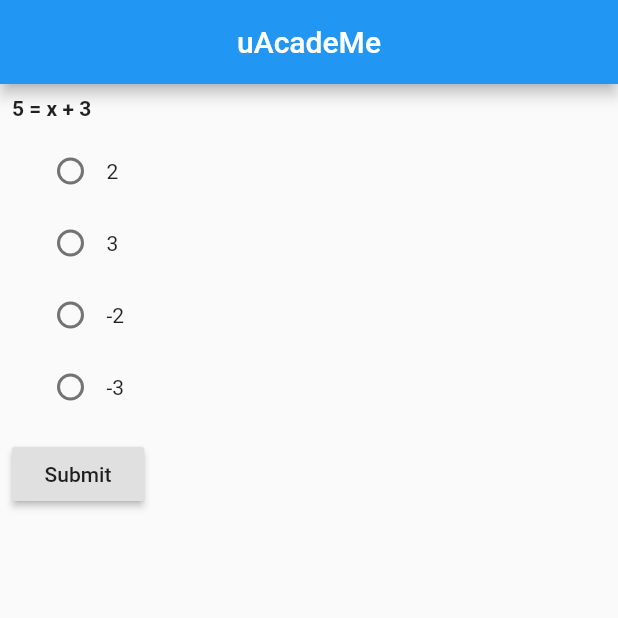
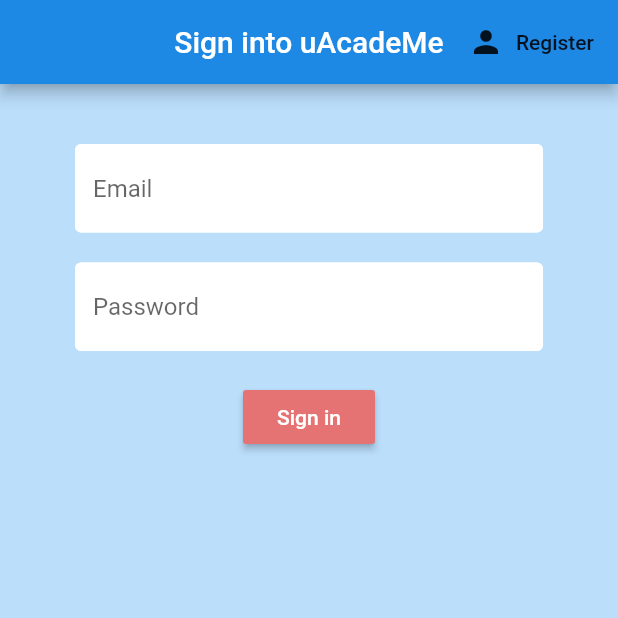
Before and after one commit to michaelgao2000/uacademe_client, a Flutter app: the screen it shows after launch, on a phone screen of 412 x 824 dp, the top half of it. Run offline on Flutter 3.47's test engine with Material 2 defaults, Android fonts, the light colour scheme and no system bars; our stand-ins replace cloud_firestore, firebase_auth, flutter_spinkit; accounts and stored records are empty.

Commit message:
auth done

```diff
--- a/lib/main.dart
+++ b/lib/main.dart
@@ -1,6 +1,11 @@
+import 'package:client/screens/wrapper.dart';
+import 'package:client/services/auth.dart';
 import 'package:flutter/material.dart';
+import 'package:client/screens/wrapper.dart';
 import 'package:client/question_types/multiple_choice_template.dart';
 import 'package:client/question_types/multiple_choice_widget.dart';
+import 'package:provider/provider.dart';
+import 'package:client/models/user.dart';
 
 void main() {
   runApp(MyApp());
@@ -10,22 +15,39 @@ class MyApp extends StatelessWidget {
   // This widget is the root of your application.
   @override
   Widget build(BuildContext context) {
-    return MaterialApp(
-      title: 'Flutter Demo',
-      theme: ThemeData(
-        primarySwatch: Colors.blue,
-        visualDensity: VisualDensity.adaptivePlatformDensity,
+    return StreamProvider<User>.value(
+      value: AuthService().user,
+      child: MaterialApp(
+        title: 'Flutter Demo',
+        theme: ThemeData(
+          primarySwatch: Colors.blue,
+          visualDensity: VisualDensity.adaptivePlatformDensity,
+        ),
+        home: Wrapper(),
       ),
-      home: MyHomePage(),
     );
   }
 }
 
+/*
 class MyHomePage extends StatefulWidget {
   @override
   _MyHomePageState createState() => _MyHomePageState();
 }
 
+class _MyHomePageState extends State<MyHomePage> {
+  Widget build(BuildContext context) {
+    return Scaffold(
+      appBar: AppBar(
+        title: Text('uAcadeMe'),
+        centerTitle: true,
+      ),
+    );
+  }
+}
+*/
+
+/*
 class _MyHomePageState extends State<MyHomePage> {
   MultipleChoice mc = new MultipleChoice(difficulty: 3,
       category: "Algebra", question: "5 = x + 3", answerChoices:
@@ -46,4 +68,4 @@ class _MyHomePageState extends State<MyHomePage> {
         ),
       );
   }
-}
+}*/
--- /dev/null
+++ b/lib/models/user.dart
@@ -0,0 +1,6 @@
+class User {
+  final String uid;
+
+  User({this.uid});
+
+}
--- /dev/null
+++ b/lib/screens/authenticate/authenticate.dart
@@ -0,0 +1,31 @@
+import 'package:client/screens/authenticate/register.dart';
+import 'package:flutter/material.dart';
+import 'package:client/screens/authenticate/sign_in.dart';
+
+class Authenticate extends StatefulWidget {
+  @override
+  _AuthenticateState createState() => _AuthenticateState();
+}
+
+class _AuthenticateState extends State<Authenticate> {
+
+  bool showSignIn = true;
+  void toggleView() {
+    setState(() {
+      showSignIn = !showSignIn;
+    });
+  }
+
+  @override
+  Widget build(BuildContext context) {
+    if(showSignIn == true) {
+      return Container(
+        child: SignIn(toggleView: toggleView),
+      );
+    } else {
+      return Container(
+        child: Register(toggleView: toggleView),
+      );
+    }
+  }
+}
--- /dev/null
+++ b/lib/screens/authenticate/sign_in.dart
@@ -0,0 +1,97 @@
+import 'package:client/screens/authenticate/register.dart';
+import 'package:client/services/auth.dart';
+import 'package:flutter/material.dart';
+import 'package:client/services/auth.dart';
+import 'package:client/shared/constants.dart';
+import 'package:client/shared/loading.dart';
+
+class SignIn extends StatefulWidget {
+  final Function toggleView;
+  SignIn({this.toggleView});
+
+  @override
+  _SignInState createState() => _SignInState();
+}
+
+class _SignInState extends State<SignIn> {
+
+  final AuthService _auth = AuthService();
+  final _formKey = GlobalKey<FormState>();
+  bool loading = false;
+
+  String email;
+  String password;
+  String error = '';
+
+  @override
+  Widget build(BuildContext context) {
+    return loading ? Loading() : Scaffold(
+      backgroundColor: Colors.blue[100],
+      appBar: AppBar(
+        backgroundColor: Colors.blue[600],
+        title: Text('Sign into uAcadeMe'),
+        centerTitle: true,
+        actions: <Widget> [
+          FlatButton.icon(
+              onPressed: () {
+                setState(() {
+                  widget.toggleView();
+                });
+              },
+              icon: Icon(Icons.person),
+              label: Text('Register'))
+        ]
+      ),
+      body: Container(
+        padding: EdgeInsets.symmetric(vertical: 20, horizontal: 50),
+        child: Form(
+          key: _formKey,
+          child: Column(
+            children: <Widget> [
+              SizedBox(height: 20),
+              TextFormField(
+                  decoration: textInputDecoration.copyWith(hintText: 'Email'),
+                  validator: (val) => val.isEmpty ? 'Enter an email' : null,
+                  onChanged: (val) {
+                  setState(() {
+                    email = val;
+                  });
+                }
+              ),
+              SizedBox(height: 20),
+              TextFormField(
+                decoration: textInputDecoration.copyWith(hintText: 'Password'),
+                validator: (val) => val.length < 6 ? 'Enter a password 6+ characters long' : null,
+                onChanged: (val) {
+                  setState(() {
+                    password = val;
+                  });
+                },
+                obscureText: true,
+              ),
+              SizedBox(height: 20),
+              RaisedButton(
+                onPressed: () async {
+                  if(_formKey.currentState.validate()) {
+                    setState(() {loading = true;});
+                    dynamic result = await _auth.signInWithEmailAndPassword(email, password);
+                    if (result == null) {
+                      setState(() {
+                        error = 'You have the wrong sign-in information';
+                        loading = false;
+                      });
+                    }
+                  }
+                },
+                color: Colors.red[300],
+                child: Text('Sign in', style: TextStyle(color: Colors.white)),
+              ),
+              SizedBox(height: 20),
+              Text(error, style: TextStyle(color: Colors.red, fontSize: 14)),
+            ]
+          )
+        )
+      )
+    );
+  }
+}
--- /dev/null
+++ b/lib/screens/wrapper.dart
@@ -0,0 +1,19 @@
+import 'package:client/models/user.dart';
+import 'package:client/screens/authenticate/authenticate.dart';
+import 'package:flutter/material.dart';
+import 'package:client/screens/home/home.dart';
+import 'package:provider/provider.dart';
+
+class Wrapper extends StatelessWidget {
+  @override
+  Widget build(BuildContext context) {
+
+    final user = Provider.of<User>(context);
+
+    if (user == null) {
+      return Authenticate();
+    } else {
+      return Home();
+    }
+  }
+}
--- /dev/null
+++ b/lib/services/database.dart
@@ -0,0 +1 @@
+import 'package:cloud_firestore/cloud_firestore.dart';
--- /dev/null
+++ b/lib/shared/constants.dart
@@ -0,0 +1,12 @@
+import 'package:flutter/material.dart';
+
+const textInputDecoration = InputDecoration(
+  fillColor: Colors.white,
+  filled: true,
+  enabledBorder: OutlineInputBorder(
+    borderSide: BorderSide(color: Colors.white, width: 2)
+  ),
+  focusedBorder: OutlineInputBorder(
+      borderSide: BorderSide(color: Colors.white, width: 2)
+  )
+);
--- a/pubspec.yaml
+++ b/pubspec.yaml
@@ -23,6 +23,11 @@ environment:
 dependencies:
   flutter:
     sdk: flutter
+  firebase_auth: ^0.16.0
+  google_sign_in: ^4.4.6
+  cloud_firestore: ^0.12.9+4
+  provider: ^3.1.0
+  flutter_spinkit: ^4.1.2+1
 
 
   # The following adds the Cupertino Icons font to your application.
```
Also changed, not shown: lib/screens/authenticate/register.dart (added, +100 -0 lines), lib/screens/home/home.dart (added, +29 -0 lines), lib/services/auth.dart (added, +65 -0 lines), lib/shared/loading.dart (added, +17 -0 lines), pubspec.lock, 1 other file.
